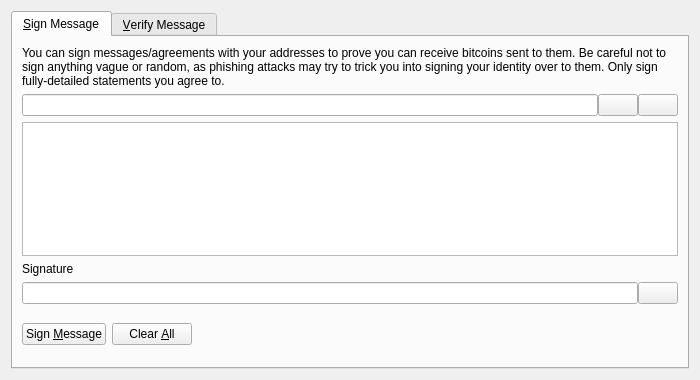
Qt form src/qt/forms/signverifymessagedialog.ui (dime-coin/dimecoin) before a commit.
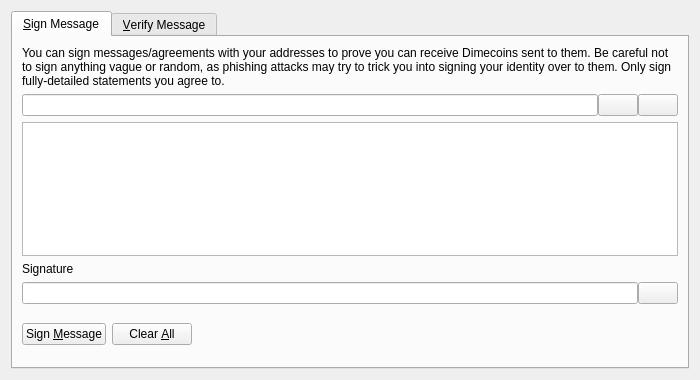
The same form after that commit. Icons and pictures are not drawn. Custom widgets are drawn as their Qt base class.

```diff
--- a/src/qt/forms/signverifymessagedialog.ui
+++ b/src/qt/forms/signverifymessagedialog.ui
@@ -30,7 +30,7 @@
        <item>
         <widget class="QLabel" name="infoLabel_SM">
          <property name="text">
-          <string>You can sign messages/agreements with your addresses to prove you can receive bitcoins sent to them. Be careful not to sign anything vague or random, as phishing attacks may try to trick you into signing your identity over to them. Only sign fully-detailed statements you agree to.</string>
+          <string>You can sign messages/agreements with your addresses to prove you can receive Dimecoins sent to them. Be careful not to sign anything vague or random, as phishing attacks may try to trick you into signing your identity over to them. Only sign fully-detailed statements you agree to.</string>
          </property>
          <property name="textFormat">
           <enum>Qt::PlainText</enum>
```
